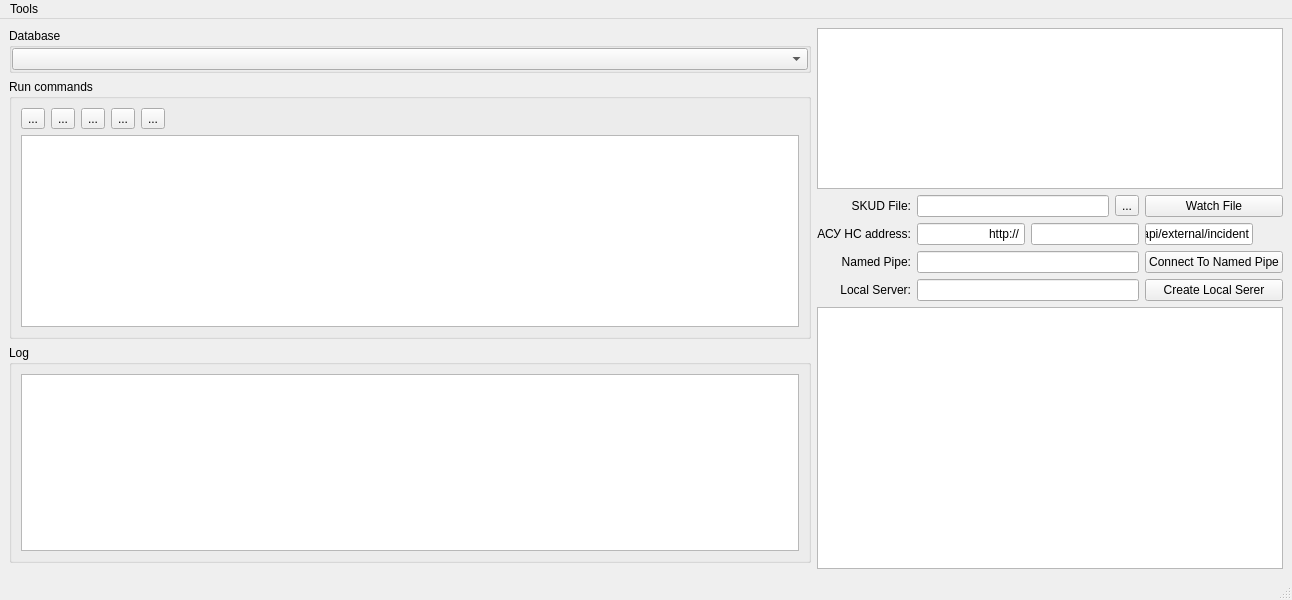
Qt form mainwindow.ui (phetaduck/SqlViewGenerator) before a commit.
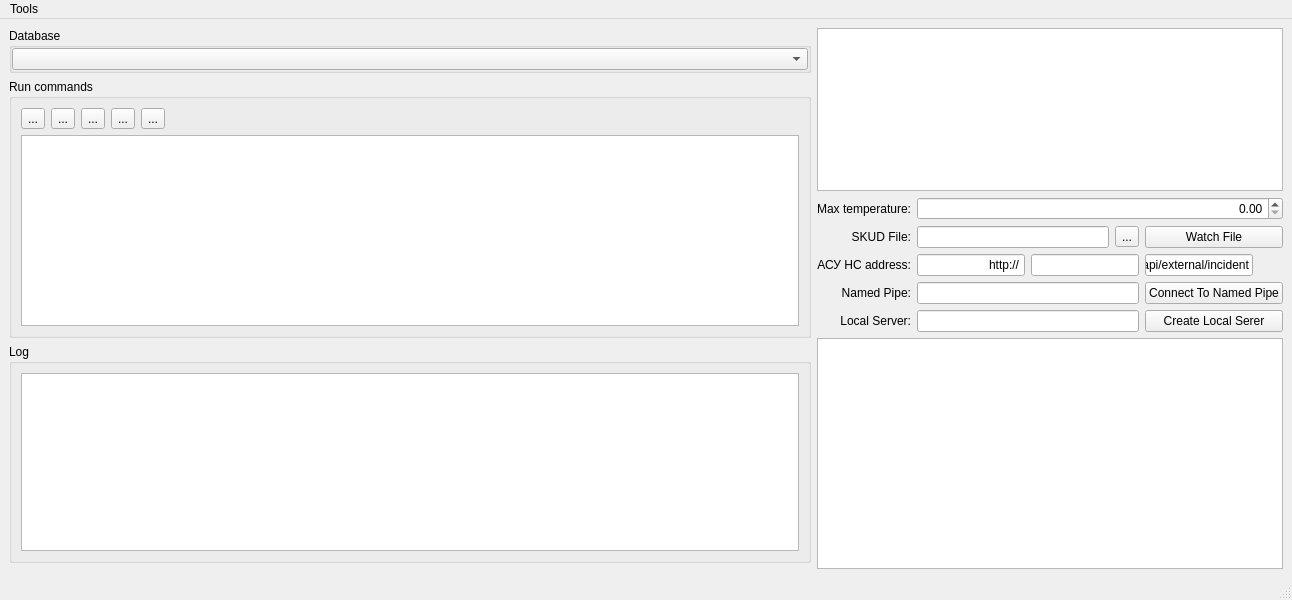
The same form after that commit. Icons and pictures are not drawn. Custom widgets are drawn as their Qt base class.

Diff of the .ui file:
```diff
--- a/mainwindow.ui
+++ b/mainwindow.ui
@@ -15,52 +15,40 @@
   </property>
   <widget class="QWidget" name="centralwidget">
    <layout class="QGridLayout" name="gridLayout">
-    <item row="3" column="1">
-     <widget class="QLabel" name="lb_WatchFile">
-      <property name="text">
-       <string>SKUD File:</string>
-      </property>
-      <property name="alignment">
-       <set>Qt::AlignRight|Qt::AlignTrailing|Qt::AlignVCenter</set>
-      </property>
-     </widget>
-    </item>
-    <item row="8" column="0">
-     <widget class="QGroupBox" name="gb_Log">
-      <property name="title">
-       <string>Log</string>
-      </property>
-      <layout class="QVBoxLayout" name="verticalLayout">
-       <item>
-        <widget class="QPlainTextEdit" name="pte_Log"/>
-       </item>
-      </layout>
-     </widget>
-    </item>
-    <item row="5" column="2" colspan="3">
-     <widget class="QLineEdit" name="le_pipeName">
-      <property name="text">
-       <string/>
-      </property>
-     </widget>
-    </item>
-    <item row="4" column="2">
-     <widget class="QLineEdit" name="le_Protocol">
+    <item row="0" column="1" rowspan="3" colspan="5">
+     <widget class="SqlListWidget" name="listWidget">
       <property name="sizePolicy">
-       <sizepolicy hsizetype="Maximum" vsizetype="Fixed">
+       <sizepolicy hsizetype="Preferred" vsizetype="Expanding">
         <horstretch>0</horstretch>
         <verstretch>0</verstretch>
        </sizepolicy>
       </property>
+      <property name="alternatingRowColors">
+       <bool>true</bool>
+      </property>
+      <property name="uniformItemSizes">
+       <bool>true</bool>
+      </property>
+     </widget>
+    </item>
+    <item row="6" column="1">
+     <widget class="QLabel" name="lb_Pipe">
       <property name="text">
-       <string>http://</string>
+       <string>Named Pipe:</string>
       </property>
       <property name="alignment">
        <set>Qt::AlignRight|Qt::AlignTrailing|Qt::AlignVCenter</set>
       </property>
      </widget>
     </item>
-    <item row="1" column="0" rowspan="7">
+    <item row="7" column="5">
+     <widget class="QPushButton" name="pb_CreateServer">
+      <property name="text">
+       <string>Create Local Serer</string>
+      </property>
+     </widget>
+    </item>
+    <item row="1" column="0" rowspan="8">
      <widget class="QGroupBox" name="gb_RunCOmmands">
       <property name="sizePolicy">
        <sizepolicy hsizetype="Expanding" vsizetype="Preferred">
@@ -170,7 +158,84 @@
       </layout>
      </widget>
     </item>
-    <item row="3" column="4">
+    <item row="0" column="0">
+     <widget class="QGroupBox" name="groupBox_2">
+      <property name="sizePolicy">
+       <sizepolicy hsizetype="Preferred" vsizetype="Maximum">
+        <horstretch>0</horstretch>
+        <verstretch>0</verstretch>
+       </sizepolicy>
+      </property>
+      <property name="title">
+       <string>Database</string>
+      </property>
+      <layout class="QHBoxLayout" name="horizontalLayout">
+       <property name="spacing">
+        <number>0</number>
+       </property>
+       <property name="leftMargin">
+        <number>0</number>
+       </property>
+       <property name="topMargin">
+        <number>0</number>
+       </property>
+       <property name="rightMargin">
+        <number>0</number>
+       </property>
+       <property name="bottomMargin">
+        <number>0</number>
+       </property>
+       <item>
+        <widget class="AsyncSqlComboBox" name="cb_Databases">
+         <property name="sizePolicy">
+          <sizepolicy hsizetype="Preferred" vsizetype="Maximum">
+           <horstretch>0</horstretch>
+           <verstretch>0</verstretch>
+          </sizepolicy>
+         </property>
+        </widget>
+       </item>
+      </layout>
+     </widget>
+    </item>
+    <item row="7" column="1">
+     <widget class="QLabel" name="lb_Server">
+      <property name="text">
+       <string>Local Server:</string>
+      </property>
+      <property name="alignment">
+       <set>Qt::AlignRight|Qt::AlignTrailing|Qt::AlignVCenter</set>
+      </property>
+     </widget>
+    </item>
+    <item row="4" column="5">
+     <widget class="QPushButton" name="pb_WatchFile">
+      <property name="text">
+       <string>Watch File</string>
+      </property>
+     </widget>
+    </item>
+    <item row="4" column="1">
+     <widget class="QLabel" name="lb_WatchFile">
+      <property name="text">
+       <string>SKUD File:</string>
+      </property>
+      <property name="alignment">
+       <set>Qt::AlignRight|Qt::AlignTrailing|Qt::AlignVCenter</set>
+      </property>
+     </widget>
+    </item>
+    <item row="5" column="1">
+     <widget class="QLabel" name="lb_RemoteAddress">
+      <property name="text">
+       <string>АСУ НС address:</string>
+      </property>
+      <property name="alignment">
+       <set>Qt::AlignRight|Qt::AlignTrailing|Qt::AlignVCenter</set>
+      </property>
+     </widget>
+    </item>
+    <item row="4" column="4">
      <widget class="QToolButton" name="tb_OpenWatchFile">
       <property name="text">
        <string>...</string>
@@ -187,97 +252,59 @@
       </property>
      </widget>
     </item>
-    <item row="6" column="1">
-     <widget class="QLabel" name="lb_Server">
-      <property name="text">
-       <string>Local Server:</string>
-      </property>
-      <property name="alignment">
-       <set>Qt::AlignRight|Qt::AlignTrailing|Qt::AlignVCenter</set>
-      </property>
-     </widget>
-    </item>
-    <item row="6" column="2" colspan="3">
-     <widget class="QLineEdit" name="le_LocalServer">
-      <property name="text">
-       <string/>
-      </property>
-     </widget>
-    </item>
-    <item row="4" column="5">
-     <widget class="QLineEdit" name="le_RemoteApi">
-      <property name="sizePolicy">
-       <sizepolicy hsizetype="Maximum" vsizetype="Fixed">
-        <horstretch>0</horstretch>
-        <verstretch>0</verstretch>
-       </sizepolicy>
-      </property>
-      <property name="text">
-       <string>/api/external/incident</string>
-      </property>
-     </widget>
-    </item>
-    <item row="4" column="3" colspan="2">
+    <item row="5" column="3" colspan="2">
      <widget class="QLineEdit" name="le_RemoteAddress">
       <property name="alignment">
        <set>Qt::AlignCenter</set>
       </property>
      </widget>
     </item>
-    <item row="0" column="1" rowspan="3" colspan="5">
-     <widget class="SqlListWidget" name="listWidget">
+    <item row="5" column="2">
+     <widget class="QLineEdit" name="le_Protocol">
       <property name="sizePolicy">
-       <sizepolicy hsizetype="Preferred" vsizetype="Expanding">
+       <sizepolicy hsizetype="Maximum" vsizetype="Fixed">
         <horstretch>0</horstretch>
         <verstretch>0</verstretch>
        </sizepolicy>
       </property>
-      <property name="alternatingRowColors">
-       <bool>true</bool>
+      <property name="text">
+       <string>http://</string>
       </property>
-      <property name="uniformItemSizes">
-       <bool>true</bool>
+      <property name="alignment">
+       <set>Qt::AlignRight|Qt::AlignTrailing|Qt::AlignVCenter</set>
       </property>
      </widget>
     </item>
-    <item row="3" column="2" colspan="2">
+    <item row="6" column="2" colspan="3">
+     <widget class="QLineEdit" name="le_pipeName">
+      <property name="text">
+       <string/>
+      </property>
+     </widget>
+    </item>
+    <item row="4" column="2" colspan="2">
      <widget class="QLineEdit" name="le_WatchFile"/>
     </item>
-    <item row="6" column="5">
-     <widget class="QPushButton" name="pb_CreateServer">
-      <property name="text">
-       <string>Create Local Serer</string>
+    <item row="9" column="0">
+     <widget class="QGroupBox" name="gb_Log">
+      <property name="title">
+       <string>Log</string>
       </property>
+      <layout class="QVBoxLayout" name="verticalLayout">
+       <item>
+        <widget class="QPlainTextEdit" name="pte_Log"/>
+       </item>
+      </layout>
      </widget>
     </item>
-    <item row="5" column="1">
-     <widget class="QLabel" name="lb_Pipe">
+    <item row="7" column="2" colspan="3">
+     <widget class="QLineEdit" name="le_LocalServer">
       <property name="text">
-       <string>Named Pipe:</string>
+       <string/>
       </property>
-      <property name="alignment">
-       <set>Qt::AlignRight|Qt::AlignTrailing|Qt::AlignVCenter</set>
-      </property>
      </widget>
     </item>
-    <item row="3" column="5">
-     <widget class="QPushButton" name="pb_WatchFile">
-      <property name="text">
-       <string>Watch File</string>
-      </property>
-     </widget>
-    </item>
-    <item row="4" column="1">
-     <widget class="QLabel" name="lb_RemoteAddress">
-      <property name="text">
-       <string>АСУ НС address:</string>
-      </property>
-      <property name="alignment">
-       <set>Qt::AlignRight|Qt::AlignTrailing|Qt::AlignVCenter</set>
-      </property>
-     </widget>
-    </item>
-    <item row="7" column="1" rowspan="3" colspan="5">
+    <item row="8" column="1" rowspan="3" colspan="5">
      <widget class="QTableView" name="tv_SelectedTableContents">
       <property name="sizePolicy">
        <sizepolicy hsizetype="Preferred" vsizetype="Expanding">
@@ -288,50 +315,40 @@
      </widget>
     </item>
     <item row="5" column="5">
+     <widget class="QLineEdit" name="le_RemoteApi">
+      <property name="sizePolicy">
+       <sizepolicy hsizetype="Maximum" vsizetype="Fixed">
+        <horstretch>0</horstretch>
+        <verstretch>0</verstretch>
+       </sizepolicy>
+      </property>
+      <property name="text">
+       <string>/api/external/incident</string>
+      </property>
+     </widget>
+    </item>
+    <item row="6" column="5">
      <widget class="QPushButton" name="pb_connectPipe">
       <property name="text">
        <string>Connect To Named Pipe</string>
       </property>
      </widget>
     </item>
-    <item row="0" column="0">
-     <widget class="QGroupBox" name="groupBox_2">
-      <property name="sizePolicy">
-       <sizepolicy hsizetype="Preferred" vsizetype="Maximum">
-        <horstretch>0</horstretch>
-        <verstretch>0</verstretch>
-       </sizepolicy>
+    <item row="3" column="1">
+     <widget class="QLabel" name="label">
+      <property name="text">
+       <string>Max temperature:</string>
       </property>
-      <property name="title">
-       <string>Database</string>
+      <property name="alignment">
+       <set>Qt::AlignRight|Qt::AlignTrailing|Qt::AlignVCenter</set>
       </property>
-      <layout class="QHBoxLayout" name="horizontalLayout">
-       <property name="spacing">
-        <number>0</number>
-       </property>
-       <property name="leftMargin">
-        <number>0</number>
-       </property>
-       <property name="topMargin">
-        <number>0</number>
-       </property>
-       <property name="rightMargin">
-        <number>0</number>
-       </property>
-       <property name="bottomMargin">
-        <number>0</number>
-       </property>
-       <item>
-        <widget class="AsyncSqlComboBox" name="cb_Databases">
-         <property name="sizePolicy">
-          <sizepolicy hsizetype="Preferred" vsizetype="Maximum">
-           <horstretch>0</horstretch>
-           <verstretch>0</verstretch>
-          </sizepolicy>
-         </property>
-        </widget>
-       </item>
-      </layout>
+     </widget>
+    </item>
+    <item row="3" column="2" colspan="4">
+     <widget class="QDoubleSpinBox" name="dsb_MaxTemp">
+      <property name="alignment">
+       <set>Qt::AlignRight|Qt::AlignTrailing|Qt::AlignVCenter</set>
+      </property>
      </widget>
     </item>
    </layout>
```
